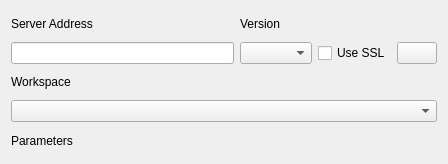
Above: gui/CustomWidgets/ProcessingParameterWidgets/fmeManagerWidget.ui from dsgoficial/DsgTools before the change. Below: the same form after it.
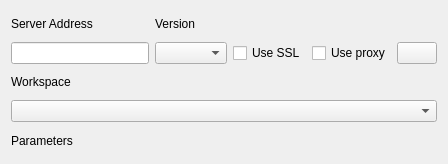
That is the form after the change. Icons and pictures are not drawn.

Commit message:
Dev #545 pr complementation (#548)
Refactored code to follow the DSGTools coding style guidelines and fixed FME Remote algo not running without proxy.

```diff
--- a/gui/CustomWidgets/ProcessingParameterWidgets/fmeManagerWidget.ui
+++ b/gui/CustomWidgets/ProcessingParameterWidgets/fmeManagerWidget.ui
@@ -31,16 +31,16 @@
    <item row="1" column="1">
     <widget class="QComboBox" name="versionComboBox"/>
    </item>
-   <item row="5" column="0" colspan="4">
+   <item row="5" column="0" colspan="5">
     <layout class="QVBoxLayout" name="verticalLayout_2"/>
    </item>
-   <item row="3" column="0" colspan="4">
+   <item row="3" column="0" colspan="5">
     <widget class="QComboBox" name="workspaceComboBox"/>
    </item>
    <item row="1" column="0">
     <widget class="QLineEdit" name="serverLineEdit"/>
    </item>
-   <item row="1" column="3">
+   <item row="1" column="4">
     <widget class="QPushButton" name="loadPushButton">
      <property name="maximumSize">
       <size>
@@ -84,6 +84,13 @@
      </property>
     </widget>
    </item>
+   <item row="1" column="3">
+    <widget class="QCheckBox" name="proxyCheckBox">
+     <property name="text">
+      <string>Use proxy</string>
+     </property>
+    </widget>
+   </item>
   </layout>
  </widget>
  <resources>
```
The commit also changes 2 other files.
